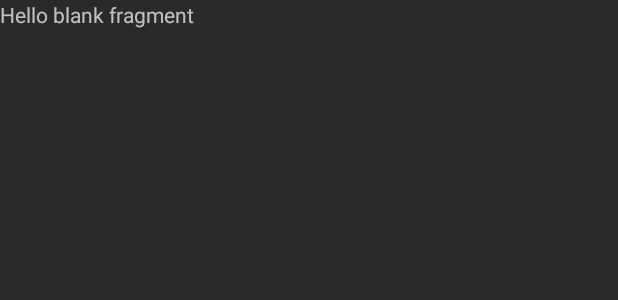
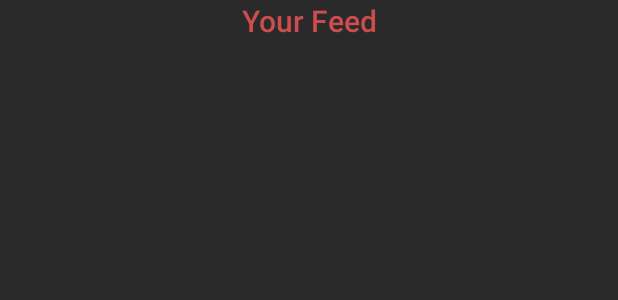
Before and after one commit to mcasx/WorkoutTrackingMobileApp, an Android app: the layout fragment_feed.xml on its own in the app's theme, with its tools: preview values and no code run, on a phone screen of 412 x 824 dp. Shown: the top 300 px of the screen. Run offline under Robolectric (Android 15) with nearby library versions, the phone set to English and light mode, and no system bars; network calls fail.

Commit message:
Feed page created and working

```diff
--- a/Muscle/app/src/main/java/g11/muscle/ExerciseHistoryFragment.java
+++ b/Muscle/app/src/main/java/g11/muscle/ExerciseHistoryFragment.java
@@ -65,9 +65,9 @@ public class ExerciseHistoryFragment extends Fragment {
                              Bundle savedInstanceState) {
         // Fragment View
         View fView = inflater.inflate(R.layout.fragment_exercise_history, container, false);
+
         //GUI elements
         recent_historyView = (GridView) fView.findViewById(R.id.recent_history);
-
         // Inflate the layout for this fragment
         return fView;
     }
--- a/Muscle/app/src/main/res/layout/fragment_feed.xml
+++ b/Muscle/app/src/main/res/layout/fragment_feed.xml
@@ -4,10 +4,18 @@
     android:layout_height="match_parent"
     tools:context=".FeedFragment">
 
-    <!-- TODO: Update blank fragment layout -->
     <TextView
+        android:id="@+id/textView5"
         android:layout_width="match_parent"
-        android:layout_height="match_parent"
-        android:text="@string/hello_blank_fragment" />
+        android:layout_height="wrap_content"
+        android:text="Your Feed"
+        android:textAlignment="center"
+        android:textAppearance="@style/Base.TextAppearance.AppCompat.Title"
+        tools:ignore="HardcodedText" />
+
+    <GridView
+        android:id="@+id/feed"
+        android:layout_width="match_parent"
+        android:layout_height="wrap_content" />
 
 </FrameLayout>
```
Also changed, not shown: Muscle/app/src/main/java/g11/muscle/FeedFragment.java (+126 -8 lines), 2 other files.
